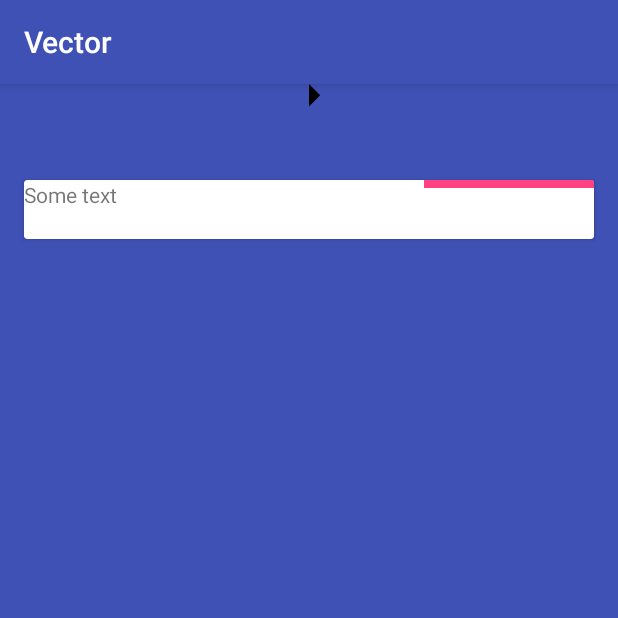
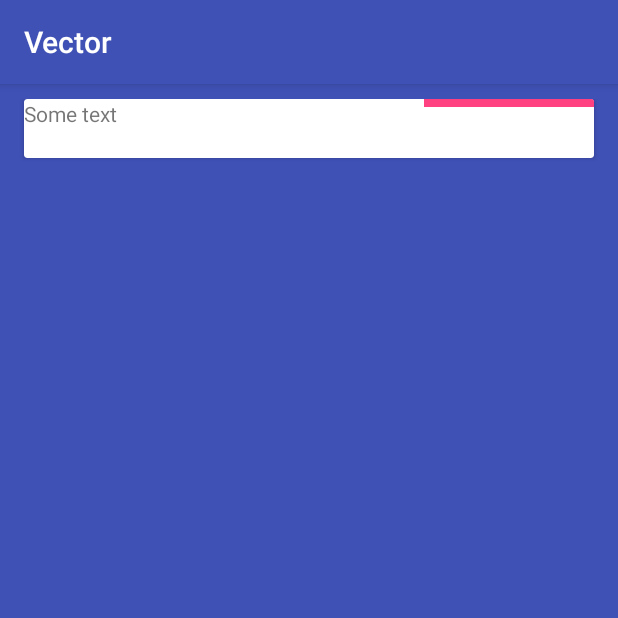
Before and after one commit to macPry/Vectors, an Android app: the screen it shows after launch (MainActivity), on a phone screen of 412 x 824 dp, the top half of it. Run offline under Robolectric (Android 15) with nearby library versions, the phone set to English and light mode, and no system bars.

Commit message:
Remove junk

```diff
--- a/app/src/main/java/pl/elpassion/vector/MainActivity.kt
+++ b/app/src/main/java/pl/elpassion/vector/MainActivity.kt
@@ -12,7 +12,6 @@ class MainActivity : AppCompatActivity() {
     override fun onCreate(savedInstanceState: Bundle?) {
         super.onCreate(savedInstanceState)
         setContentView(R.layout.activity_main)
-        (image.drawable as? Animatable)?.start()
         (line.drawable as? Animatable)?.start()
 
         lineView.setBackgroundColor(ContextCompat.getColor(this, R.color.colorAccent))
--- a/app/src/main/res/animator/v1animator.xml
+++ /dev/null
@@ -1,6 +0,0 @@
-<?xml version="1.0" encoding="utf-8"?>
-<objectAnimator xmlns:android="http://schemas.android.com/apk/res/android"
-    android:duration="2000"
-    android:propertyName="rotation"
-    android:valueFrom="0"
-    android:valueTo="360"/>
--- a/app/src/main/res/drawable/v1.xml
+++ /dev/null
@@ -1,16 +0,0 @@
-<vector xmlns:android="http://schemas.android.com/apk/res/android"
-    android:height="64dp"
-    android:width="64dp"
-    android:viewportHeight="600"
-    android:viewportWidth="600" >
-    <group
-        android:name="rotationGroup"
-        android:pivotX="300.0"
-        android:pivotY="300.0"
-        android:rotation="45.0" >
-        <path
-            android:name="vectorPath"
-            android:fillColor="#000000"
-            android:pathData="M300,70 l 0,-70 70,70 0,0 -70,70z" />
-    </group>
-</vector>
--- a/app/src/main/res/drawable/v1animvector.xml
+++ /dev/null
@@ -1,9 +0,0 @@
-<?xml version="1.0" encoding="utf-8"?>
-<animated-vector xmlns:android="http://schemas.android.com/apk/res/android"
-    xmlns:tools="http://schemas.android.com/tools"
-    android:drawable="@drawable/v1"
-    tools:targetApi="lollipop">
-    <target
-        android:name="rotationGroup"
-        android:animation="@animator/v1animator" />
-</animated-vector>
--- a/app/src/main/res/layout/activity_main.xml
+++ b/app/src/main/res/layout/activity_main.xml
@@ -10,14 +10,9 @@
     <LinearLayout
         android:layout_width="match_parent"
         android:layout_height="wrap_content"
+        android:layout_marginTop="10dp"
         android:gravity="center_horizontal"
         android:orientation="vertical">
-
-        <ImageView
-            android:id="@+id/image"
-            android:layout_width="wrap_content"
-            android:layout_height="wrap_content"
-            android:src="@drawable/v1animvector" />
 
         <android.support.v7.widget.CardView
             android:id="@+id/debateNeutralAnswerButton"
@@ -47,10 +42,10 @@
                 android:id="@+id/line"
                 android:layout_width="match_parent"
                 android:layout_height="5dp"
+                android:layout_gravity="bottom"
                 android:scaleType="fitXY"
-                android:layout_gravity="bottom"
-                android:tint="@color/colorAccent"
-                android:src="@drawable/line_animated" />
+                android:src="@drawable/line_animated"
+                android:tint="@color/colorAccent" />
 
         </android.support.v7.widget.CardView>
 
--- a/build.gradle
+++ b/build.gradle
@@ -1,7 +1,7 @@
 // Top-level build file where you can add configuration options common to all sub-projects/modules.
 
 buildscript {
-    ext.kotlin_version = '1.1.2-4'
+    ext.kotlin_version = '1.1.2-5'
 
     repositories {
         maven { url 'https://maven.google.com' }
```
